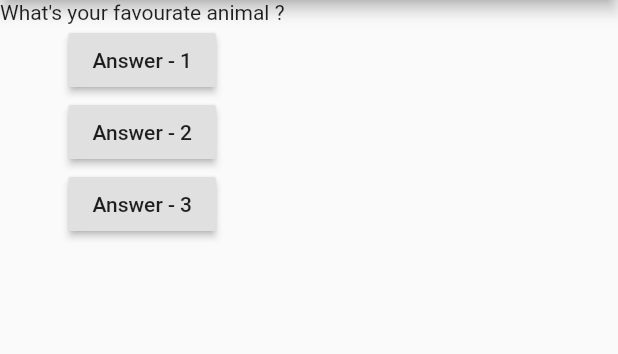
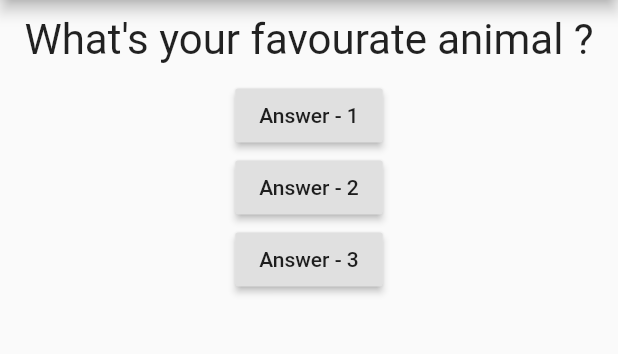
Before and after one commit to JeJoProjects/Flutter, a Flutter app: the screen it shows after launch, after a tap on "Answer - 1", on a phone screen of 412 x 824 dp, the part 84-438 px from its top. Run offline on Flutter 3.47's test engine with Material 2 defaults, Android fonts, the phone set to English and light mode, and no system bars.

Commit message:
FirstApp: Custom Text Widget

```diff
--- a/first_app/lib/main.dart
+++ b/first_app/lib/main.dart
@@ -1,27 +1,26 @@
 import 'package:flutter/material.dart';
+import './question.dart';
 
 void main() => runApp(MyApp());
 
-class MyApp extends StatefulWidget
-{
+class MyApp extends StatefulWidget {
   @override
   State<StatefulWidget> createState() {
-    // TODO: implement createState
-    return MyAppState();
+    return _MyAppState();
   }
 }
 
-class MyAppState extends State<MyApp>
-{
+// private to only this dart file
+class _MyAppState extends State<MyApp> {
   // variables
-  var questionIndex = 0;
+  var _questionIndex = 0;
 
   // functions
-  void answerQuestion() {
+  void _answerQuestion() {
     setState(() {
-      questionIndex++;
+      ++_questionIndex;
     });
-    print(questionIndex);
+    print(_questionIndex);
     //print('Answer printed');
   }
 
@@ -39,10 +38,12 @@ class MyAppState extends State<MyApp>
         ),
         body: Column(
           children: [
-            Text(questions[questionIndex]),
+            Question(
+              questions[_questionIndex],
+            ),
             RaisedButton(
               child: Text('Answer - 1'),
-              onPressed: answerQuestion,
+              onPressed: _answerQuestion,
             ),
             RaisedButton(
               child: Text('Answer - 2'),
--- /dev/null
+++ b/first_app/lib/question.dart
@@ -0,0 +1,24 @@
+import 'package:flutter/material.dart';
+
+// class for questions
+class Question extends StatelessWidget {
+  // member variables
+  final String questionText;
+
+  // constructors
+  Question(this.questionText);
+
+  // member functions
+  @override
+  Widget build(BuildContext context) {
+    return Container(
+      width: double.infinity,
+      margin: EdgeInsets.all(10),
+      child: Text(
+        questionText,
+        style: TextStyle(fontSize: 28),
+        textAlign: TextAlign.center,
+      ),
+    );
+  }
+}
```
